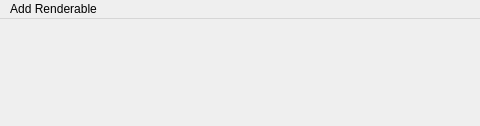
CommanderPho/pyPhoPlaceCellAnalysis, file src/pyphoplacecellanalysis/GUI/Qt/GlobalApplicationMenus/LocalMenus_RenderableOptions.ui: the form before one commit; both pictures show x 0 to 480 and y 0 to 126 of the 703 by 126 pixel window.
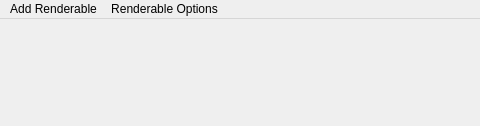
The form after the commit. Icons and pictures are not drawn.

Commit message: implemented plotAction, not sure if I want to take that route

The edit to the form file:
```diff
--- a/src/pyphoplacecellanalysis/GUI/Qt/GlobalApplicationMenus/LocalMenus_RenderableOptions.ui
+++ b/src/pyphoplacecellanalysis/GUI/Qt/GlobalApplicationMenus/LocalMenus_RenderableOptions.ui
@@ -57,7 +57,15 @@
     <addaction name="menuAddRenderable_Time_Intervals"/>
     <addaction name="actionAddCustomRenderable"/>
    </widget>
+   <widget class="QMenu" name="menuRenderable_Options">
+    <property name="title">
+     <string>Renderable Options</string>
+    </property>
+    <addaction name="actionRemove"/>
+    <addaction name="actionClear_All"/>
+   </widget>
    <addaction name="menuAdd_Renderable"/>
+   <addaction name="menuRenderable_Options"/>
   </widget>
   <action name="actionAddTimeCurves_Position">
    <property name="text">
```
Left out of the diff: 10 changed lines with no effect on the pictures. The commit also changes 2 other files.
